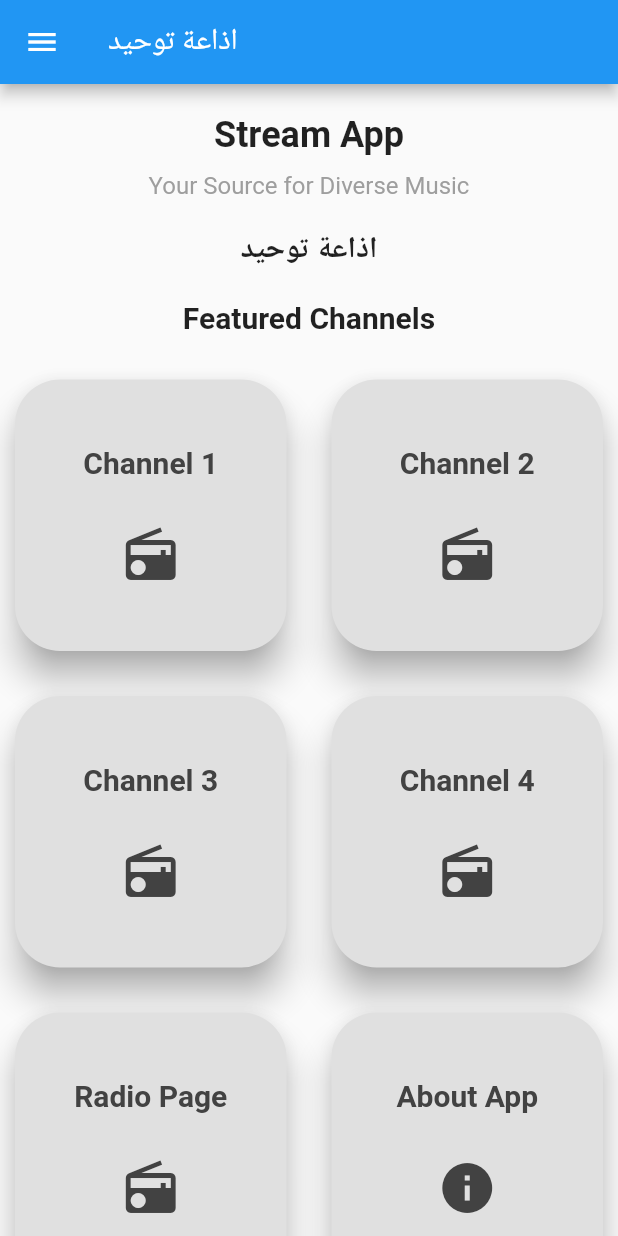
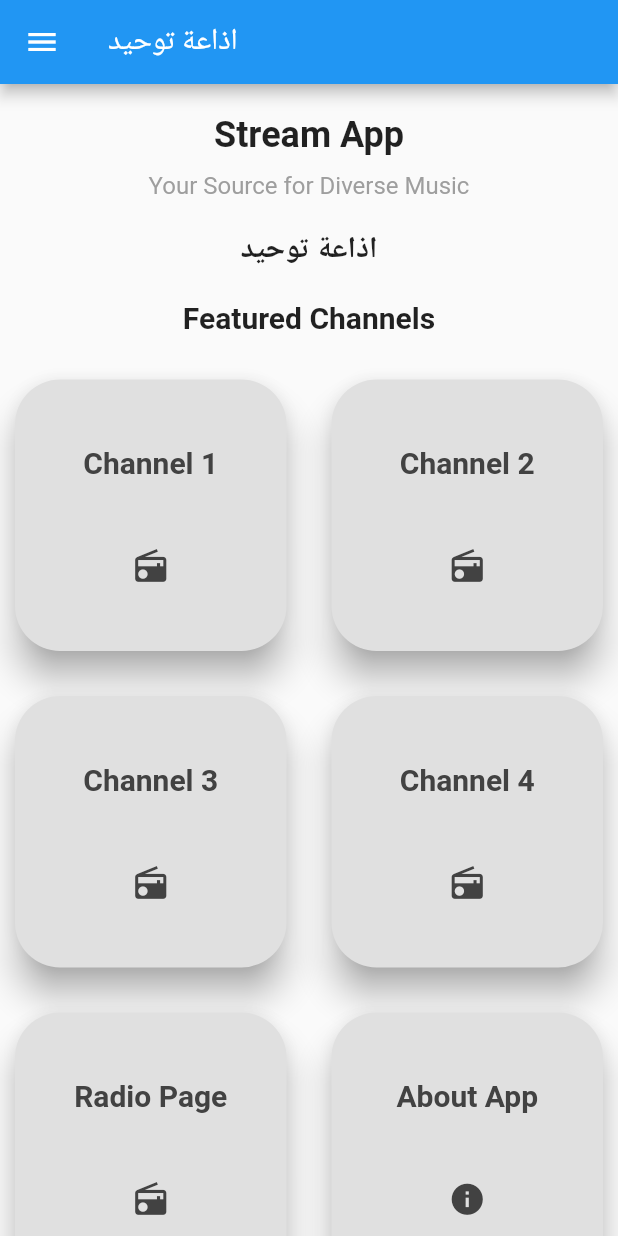
Before and after one commit to Black-crypto-gif/flutter_app, a Flutter app: the screen it shows after launch, on a phone screen of 412 x 824 dp. Run offline on Flutter 3.47's test engine with Material 2 defaults, Android fonts, the phone set to English and light mode, and no system bars; our stand-ins replace audioplayers, cached_network_image, dio, socket_io_client.

Commit message:
Icon Updated

```diff
--- a/lib/main.dart
+++ b/lib/main.dart
@@ -196,7 +196,7 @@ class ChannelButton extends StatelessWidget {
             child: Icon(
               icon,
               color: Colors.grey[800],
-              size: 40,
+              size: 25,
             ),
           ),
         ],
```
